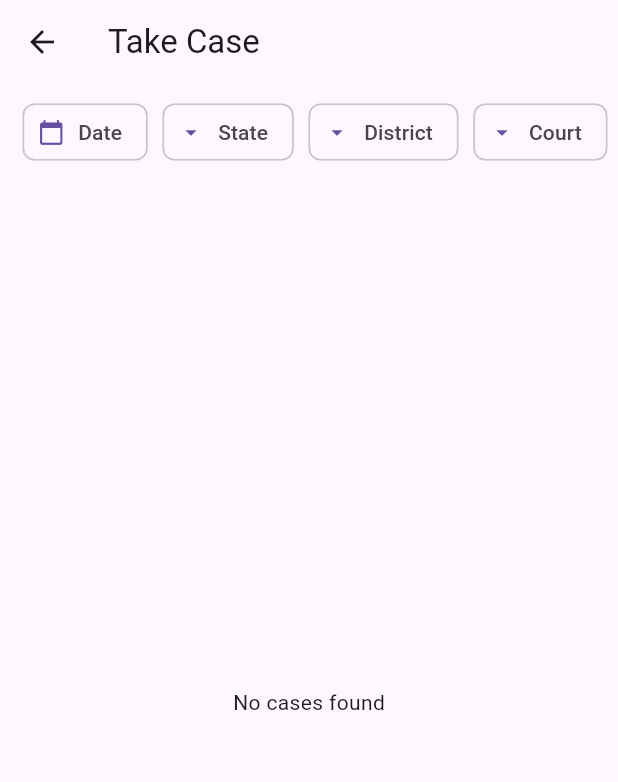
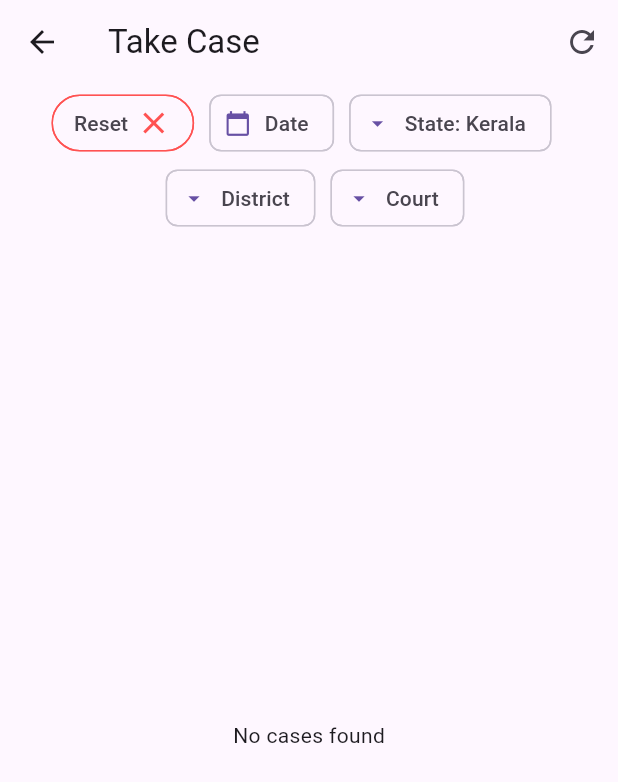
Before and after one commit to aswinthulasir/flutter_private, a Flutter app: the TakecaseScreen screen opened directly, on a phone screen of 412 x 824 dp. Shown: the top 782 px of the screen. Run offline on Flutter 3.47's test engine with Material 3 defaults, Android fonts, the light colour scheme and no system bars; our stand-ins replace cloud_firestore, firebase_auth, firebase_core, signals; accounts and stored records are empty; generated files the repository leaves out were written again.

Commit message:
updated code

```diff
--- a/lib/screens/takecase_screen.dart
+++ b/lib/screens/takecase_screen.dart
@@ -15,27 +15,76 @@ class TakecaseScreen extends StatefulWidget {
 
 class _TakecaseScreenState extends State<TakecaseScreen> {
   final _selectedDate = signal<Timestamp?>(null);
-  final _selectedState = signal<String?>(null);
+  final _selectedState = signal<String?>("Kerala");
   final _selectedDistrict = signal<String?>(null);
   final _selectedCourt = signal<String?>(null);
 
   final db = FirebaseFirestore.instance;
+
+  get onSelected => null;
 
   @override
   Widget build(BuildContext context) {
     return Scaffold(
       appBar: AppBar(
         title: const Text("Take Case"),
+        actions: [
+          IconButton(
+            onPressed: () {
+              setState(() {
+                _selectedCourt.value = null;
+                _selectedDate.value = null;
+                _selectedDistrict.value = null;
+                _selectedState.value = null;
+              });
+            },
+            icon: const Icon(Icons.refresh),
+          )
+        ],
       ),
       body: Center(
         child: Column(
           children: [
             Padding(
-              padding: const EdgeInsets.only(top: 8, left: 8),
+              padding: const EdgeInsets.only(top: 2),
               child: SingleChildScrollView(
                 scrollDirection: Axis.horizontal,
                 child: Row(
                   children: [
+                    FilterChip(
+                        shape: RoundedRectangleBorder(
+                          borderRadius: BorderRadius.circular(20),
+                          side: const BorderSide(color: Colors.redAccent),
+                        ),
+                        padding: const EdgeInsets.symmetric(
+                          horizontal: 6,
+                          vertical: 6,
+                        ),
+                        label: const Row(
+                          children: [
+                            Text(
+                              "Reset",
+                            ),
+                            SizedBox(
+                              width: 5,
+                            ),
+                            Icon(
+                              Icons.clear,
+                              color: Colors.redAccent,
+                            ),
+                          ],
+                        ),
+                        onSelected: (_) {
+                          setState(() {
+                            _selectedCourt.value = null;
+                            _selectedDate.value = null;
+                            _selectedDistrict.value = null;
+                            _selectedState.value = null;
+                          });
+                        }),
+                    const SizedBox(
+                      width: 10,
+                    ),
                     FilterChip(
                       onSelected: (_) async {
                         final pickedDate = await showDatePicker(
@@ -48,13 +97,13 @@ class _TakecaseScreenState extends State<TakecaseScreen> {
                         setState(() {
                           _selectedDate.value =
                               Timestamp.fromMillisecondsSinceEpoch(
-                            DateTime.now().millisecondsSinceEpoch,
+                            pickedDate!.millisecondsSinceEpoch,
                           );
                         });
                       },
                       label: Text(_selectedDate.value == null
                           ? "Date"
-                          : _selectedDate.value!.toDate().toString()),
+                          : formatDate(_selectedDate.value!.toDate())),
                       avatar: const Icon(Icons.calendar_today),
                     ),
                     const SizedBox(
@@ -86,12 +135,27 @@ class _TakecaseScreenState extends State<TakecaseScreen> {
                               );
                             });
                       },
-                      label: const Text("State"),
-                      avatar: const Icon(Icons.arrow_drop_down),
+                      label: Text(_selectedState.value == null
+                          ? "State"
+                          : "State: ${_selectedState.value}"),
+                      avatar: const Icon(
+                        Icons.arrow_drop_down,
+                      ),
                     ),
                     const SizedBox(
                       width: 10,
                     ),
+                  ],
+                ),
+              ),
+            ),
+            Padding(
+              padding: const EdgeInsets.only(top: 2, left: 8),
+              child: SingleChildScrollView(
+                scrollDirection: Axis.horizontal,
+                child: Row(
+                  mainAxisAlignment: MainAxisAlignment.start,
+                  children: [
                     FilterChip(
                       onSelected: (_) {
                         showDialog(
@@ -103,7 +167,8 @@ class _TakecaseScreenState extends State<TakecaseScreen> {
                                   child: Column(
                                     mainAxisSize: MainAxisSize.min,
                                     children: CourtController()
-                                        .getListOfDistricts("Kerala")
+                                        .getListOfDistricts(
+                                            _selectedState.value ?? "Kerala")
                                         .map((e) {
                                       return ListTile(
                                         title: Text(e),
@@ -119,7 +184,9 @@ class _TakecaseScreenState extends State<TakecaseScreen> {
                               );
                             });
                       },
-                      label: const Text("District"),
+                      label: Text(_selectedDistrict.value == null
+                          ? "District"
+                          : "District: ${_selectedDistrict.value}"),
                       avatar: const Icon(Icons.arrow_drop_down),
                     ),
                     const SizedBox(
@@ -136,7 +203,10 @@ class _TakecaseScreenState extends State<TakecaseScreen> {
                                 child: Column(
                                   mainAxisSize: MainAxisSize.min,
                                   children: CourtController()
-                                          .getListOfCourts("Thiruvananthapuram")
+                                      .getListOfCourts(
+                                    _selectedDistrict.value ??
+                                        "Thiruvananthapuram",
+                                  )
                                       .map((e) {
                                     return ListTile(
                                       title: Text(e),
@@ -149,11 +219,17 @@ class _TakecaseScreenState extends State<TakecaseScreen> {
                                     );
                                   }).toList(),
                                 ),
-                                  ));
-                            });
+                              ),
+                            );
                           },
-                      label: const Text("Court"),
-                      avatar: const Icon(Icons.arrow_drop_down),
+                        );
+                      },
+                      label: Text(_selectedCourt.value == null
+                          ? "Court"
+                          : "Court: ${_selectedCourt.value}"),
+                      avatar: const Icon(
+                        Icons.arrow_drop_down,
+                      ),
                     ),
                   ],
                 ),
@@ -206,4 +282,8 @@ class _TakecaseScreenState extends State<TakecaseScreen> {
       ),
     );
   }
+
+  formatDate(DateTime date) {
+    return "${date.day}/${date.month}/${date.year}";
   }
+}
--- a/pubspec.yaml
+++ b/pubspec.yaml
@@ -41,7 +41,7 @@ dependencies:
   firebase_core: ^3.2.0
   change_app_package_name: ^1.3.0
   signals: ^5.2.2
-  cloud_firestore: ^5.2.1
+  cloud_firestore: ^5.3.0
   sqflite: ^2.3.3+1
   path: ^1.9.0
   lottie: ^3.1.2
```
Also changed, not shown: pubspec.lock. Lines whose indentation alone changed are shown as unchanged.
